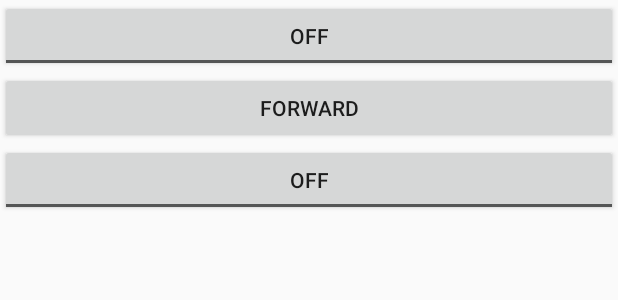
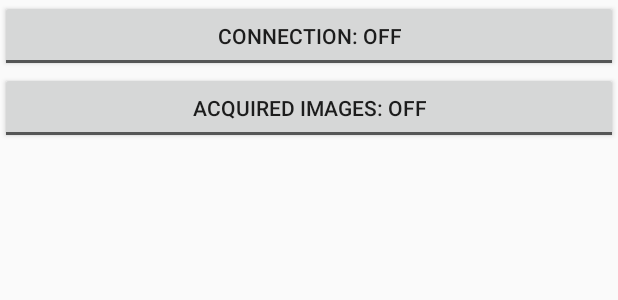
Before and after one commit to Simo9713/ProgettoHCI2, an Android app: the layout activity_main.xml on its own in the app's theme, with its tools: preview values and no code run, on a phone screen of 412 x 824 dp. Shown: the top 300 px of the screen. Run offline under Robolectric (Android 15) with nearby library versions, the phone set to English and light mode, and no system bars; plain views replace JavaCameraView.

Commit message:
ultimo commit

```diff
--- a/HelloRPC/app/src/main/java/com/example/hellorpc/MainActivity.java
+++ b/HelloRPC/app/src/main/java/com/example/hellorpc/MainActivity.java
@@ -400,6 +400,7 @@ public class MainActivity extends CameraActivity implements CameraBridgeViewBase
 
         Imgproc.cvtColor(colorImg, hsvImg, COLOR_BGR2HSV);
 
+
         //vado a prendere un range di colori nell'immagine HSV
         Core.inRange(hsvImg, lowerbScalar,highbScalar, edge);
 
@@ -438,6 +439,7 @@ public class MainActivity extends CameraActivity implements CameraBridgeViewBase
 
 
         Point p_offset= defineCentralLine(image , lane_line);
+
 
         if (p_offset!=null)
         {
--- a/HelloRPC/app/src/main/res/layout/activity_main.xml
+++ b/HelloRPC/app/src/main/res/layout/activity_main.xml
@@ -15,23 +15,19 @@
             android:layout_height="wrap_content"
             android:layout_centerHorizontal="true"
             android:layout_centerVertical="true"
-            android:onClick="OnButtonConnect"/>
+            android:onClick="OnButtonConnect"
+            android:textOff="Connection: Off"
+            android:textOn="Connection: On"/>
 
-    <Button
-            android:id="@+id/carForward"
-            android:layout_width="match_parent"
-            android:layout_height="wrap_content"
-            android:layout_above="@+id/connectButton"
-            android:layout_centerHorizontal="true"
-            android:text="Forward"
-            android:onClick="OnButtonForward"/>
     <ToggleButton
             android:id="@+id/imageButton"
             android:layout_width="match_parent"
             android:layout_height="wrap_content"
             android:layout_centerHorizontal="true"
             android:layout_centerVertical="true"
-            android:onClick="OnButtonImage"/>
+            android:onClick="OnButtonImage"
+            android:textOff="acquired images: off"
+            android:textOn="acquired images: on"/>
 
     <ImageView
         android:id="@+id/imView1"
```
